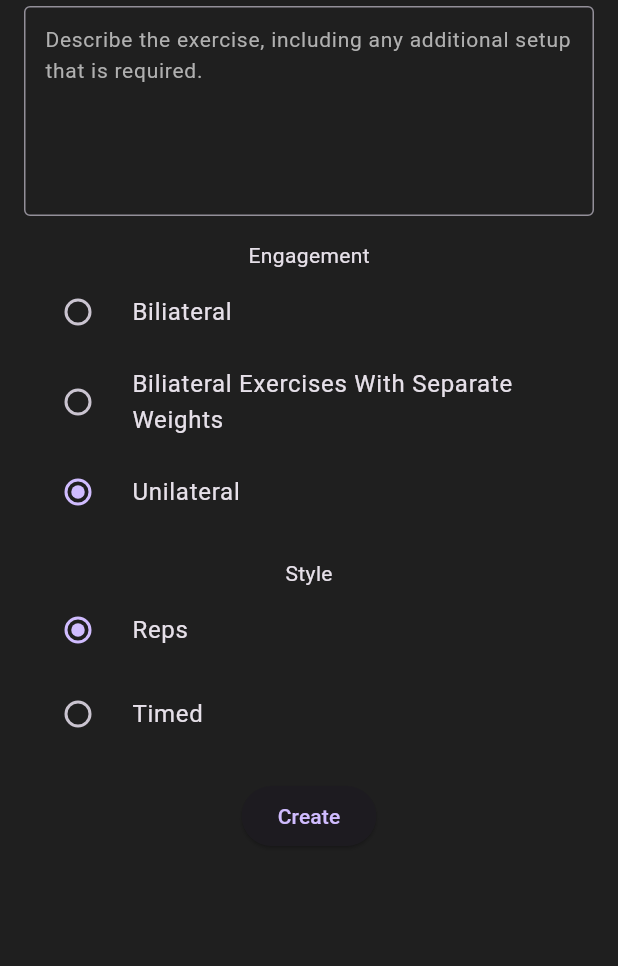
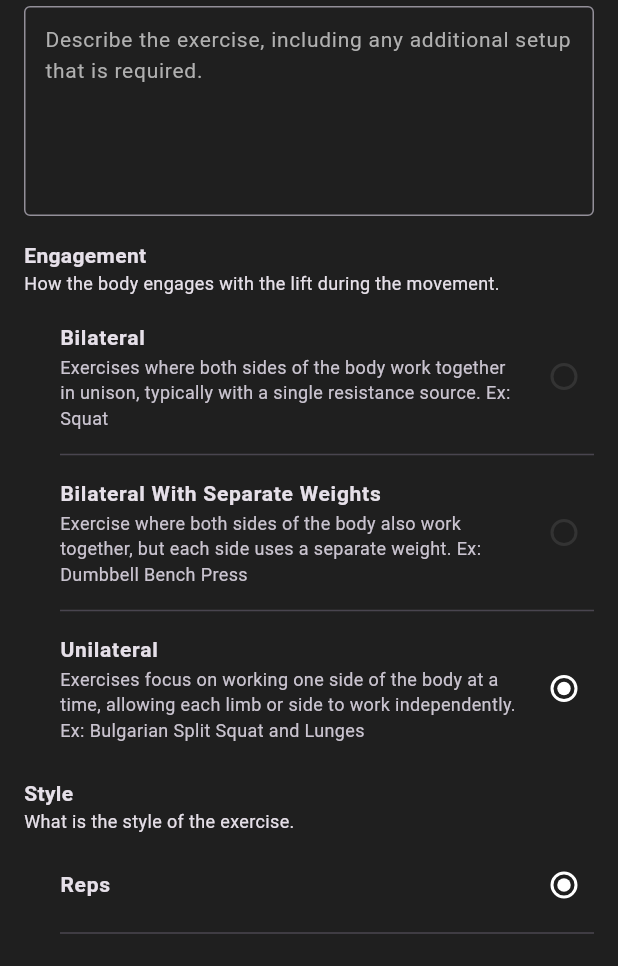
Before and after one commit to MattyD1/flex_workout_logger, a Flutter app: the ExercisesCreateScreen screen opened by its route, after a tap on "Unilateral", on a phone screen of 412 x 824 dp, the part 270-1236 px from its top. Run offline on Flutter 3.47's test engine with Material 3 defaults, Android fonts, the phone set to English and light mode, and no system bars; our stand-ins replace flutter_riverpod, flutter_slidable, fpdart, freezed_annotation, go_router, realm and 1 more; generated files the repository leaves out were written again; statements that could not run were skipped.

Commit message:
Added radio list component

```diff
--- a/lib/features/exercises/domain/entities/exercise_entity.dart
+++ b/lib/features/exercises/domain/entities/exercise_entity.dart
@@ -1,3 +1,4 @@
+import 'package:flex_workout_logger/utils/enum_abstract.dart';
 import 'package:freezed_annotation/freezed_annotation.dart';
 
 part 'exercise_entity.freezed.dart';
@@ -18,22 +19,63 @@ class ExerciseEntity with _$ExerciseEntity {
 }
 
 /// Engagement enum
-enum Engagement {
-  /// Bilateral
-  bilateral,
+enum Engagement implements Enumeration<Engagement> {
+  ///
+  bilateral(
+    name: 'Bilateral',
+    description:
+        'Exercises where both sides of the body work together in unison, typically with a single resistance source. Ex: Squat',
+  ),
 
-  /// Bilateral separate
-  bilateralSeparate,
+  ///
+  bilateralSeparate(
+    name: 'Bilateral With Separate Weights',
+    description:
+        'Exercise where both sides of the body also work together, but each side uses a separate weight. Ex: Dumbbell Bench Press',
+  ),
 
-  /// Unilateral
-  unilateral;
+  ///
+  unilateral(
+    name: 'Unilateral',
+    description:
+        'Exercises focus on working one side of the body at a time, allowing each limb or side to work independently. Ex: Bulgarian Split Squat and Lunges',
+  );
+
+  const Engagement({required this.name, this.description});
+
+  @override
+  final String name;
+
+  @override
+  final String? description;
+
+  @override
+  set name(String name) => name;
+
+  @override
+  set description(String? description) => description;
 }
 
 /// Style enum
-enum Style {
+enum Style implements Enumeration<Style> {
   /// Reps
-  reps,
+  reps(name: 'Reps'),
 
   /// Timed
-  timed;
+  timed(name: 'Timed');
+
+  // ignore: unused_element
+  const Style({required this.name, this.description});
+
+  @override
+  final String name;
+
+  @override
+  final String? description;
+
+  @override
+  set name(String name) => name;
+
+  @override
+  set description(String? description) => description;
 }
--- a/lib/features/exercises/ui/screens/exercises_edit_screen.dart
+++ b/lib/features/exercises/ui/screens/exercises_edit_screen.dart
@@ -36,7 +36,7 @@ class ExercisesEditScreen extends StatelessWidget {
           iconSize: 24,
         ),
         middle: Text(
-          'Edit Exercise $id',
+          'Edit Exercise',
           style: TextStyle(color: context.colorScheme.foreground),
         ),
       ),
--- a/lib/features/exercises/ui/widgets/exercise_create_form.dart
+++ b/lib/features/exercises/ui/widgets/exercise_create_form.dart
@@ -7,6 +7,7 @@ import 'package:flex_workout_logger/features/exercises/domain/validations/exerci
 import 'package:flex_workout_logger/features/exercises/domain/validations/exercise_name.dart';
 import 'package:flex_workout_logger/features/exercises/domain/validations/exercise_style.dart';
 import 'package:flex_workout_logger/utils/ui_extensions.dart';
+import 'package:flex_workout_logger/widgets/ui/radio_list.dart';
 import 'package:flex_workout_logger/widgets/ui/textfield.dart';
 import 'package:flutter/material.dart';
 import 'package:flutter_riverpod/flutter_riverpod.dart';
@@ -61,7 +62,7 @@ class _ExerciseCreateFormState extends ConsumerState<ExerciseCreateForm> {
       key: _formKey,
       autovalidateMode: AutovalidateMode.onUserInteraction,
       child: Column(
-        mainAxisSize: MainAxisSize.min,
+        // mainAxisSize: MainAxisSize.min,
         children: [
           MyTextField(
             label: 'Exercise Name',
@@ -86,54 +87,61 @@ class _ExerciseCreateFormState extends ConsumerState<ExerciseCreateForm> {
             isTextArea: true,
           ),
           const SizedBox(height: AppLayout.defaultPadding),
-          const Text('Engagement'),
-          RadioListTile<Engagement>(
-              title: const Text('Biliateral'),
-              value: Engagement.bilateral,
-              groupValue: _engagement,
-              onChanged: (Engagement? value) {
+          SizedBox(
+            width: double.infinity,
+            child: Column(
+              crossAxisAlignment: CrossAxisAlignment.start,
+              children: [
+                Text(
+                  'Engagement',
+                  style: context.textTheme.label,
+                ),
+                const Text(
+                  'How the body engages with the lift during the movement.',
+                  style: TextStyle(fontSize: 12),
+                ),
+              ],
+            ),
+          ),
+          const SizedBox(height: AppLayout.smallPadding),
+          RadioList<Engagement>(
+            selectedValue: Engagement.bilateral,
+            onSelected: (Engagement? value) {
               setState(() {
                 _engagement = value;
               });
-              }),
-          RadioListTile<Engagement>(
-              title: const Text('Biliateral Exercises With Separate Weights'),
-              value: Engagement.bilateralSeparate,
+            },
+            values: Engagement.values.toList(),
             groupValue: _engagement,
-              onChanged: (Engagement? value) {
-                setState(() {
-                  _engagement = value;
-                });
-              }),
-          RadioListTile<Engagement>(
-              title: const Text('Unilateral'),
-              value: Engagement.unilateral,
-              groupValue: _engagement,
-              onChanged: (Engagement? value) {
-                setState(() {
-                  _engagement = value;
-                });
-              }),
+          ),
           const SizedBox(height: AppLayout.defaultPadding),
-          const Text('Style'),
-          RadioListTile<Style>(
-              title: const Text('Reps'),
-              value: Style.reps,
-              groupValue: _style,
-              onChanged: (Style? value) {
+          SizedBox(
+            width: double.infinity,
+            child: Column(
+              crossAxisAlignment: CrossAxisAlignment.start,
+              children: [
+                Text(
+                  'Style',
+                  style: context.textTheme.label,
+                ),
+                const Text(
+                  'What is the style of the exercise.',
+                  style: TextStyle(fontSize: 12),
+                ),
+              ],
+            ),
+          ),
+          const SizedBox(height: AppLayout.smallPadding),
+          RadioList<Style>(
+            selectedValue: Style.reps,
+            onSelected: (Style? value) {
               setState(() {
                 _style = value;
               });
-              }),
-          RadioListTile<Style>(
-              title: const Text('Timed'),
-              value: Style.timed,
+            },
+            values: Style.values.toList(),
             groupValue: _style,
-              onChanged: (Style? value) {
-                setState(() {
-                  _style = value;
-                });
-              }),
+          ),
           const SizedBox(height: AppLayout.defaultPadding),
           ElevatedButton(
             onPressed: isLoading
@@ -148,10 +156,13 @@ class _ExerciseCreateFormState extends ConsumerState<ExerciseCreateForm> {
                     ref.read(exercisesCreateControllerProvider.notifier).handle(
                           _name!,
                           _description,
-                        ExerciseEngagement(_engagement ?? Engagement.bilateral),
-                        ExerciseStyle(_style ??
-                            Style
-                                .reps)); // FIX: engagement should not be hardcoded
+                          ExerciseEngagement(
+                            _engagement ?? Engagement.bilateral,
+                          ),
+                          ExerciseStyle(
+                            _style ?? Style.reps,
+                          ),
+                        ); // FIX: engagement should not be hardcoded
                   },
             child: isLoading
                 ? const CircularProgressIndicator()
--- /dev/null
+++ b/lib/utils/enum_abstract.dart
@@ -0,0 +1,4 @@
+abstract interface class Enumeration<T extends Enum> {
+  late String name;
+  String? description;
+}
--- a/lib/widgets/icon_text_button.dart
+++ b/lib/widgets/icon_text_button.dart
@@ -1,5 +1,4 @@
 import 'package:flex_workout_logger/utils/ui_extensions.dart';
-import 'package:flutter/cupertino.dart';
 import 'package:flutter/material.dart';
 
 ///
--- /dev/null
+++ b/lib/widgets/ui/radio_list.dart
@@ -0,0 +1,75 @@
+import 'package:flex_workout_logger/config/theme/app_layout.dart';
+import 'package:flex_workout_logger/utils/enum_abstract.dart';
+import 'package:flex_workout_logger/utils/ui_extensions.dart';
+import 'package:flutter/material.dart';
+
+///
+class RadioList<T extends Enumeration<Enum>> extends StatelessWidget {
+  ///
+  const RadioList({
+    required this.selectedValue,
+    required this.onSelected,
+    required this.values,
+    required this.groupValue,
+    super.key,
+  });
+
+  /// The enum values to display
+  final List<T> values;
+
+  /// The currently selected value
+  final T? selectedValue;
+
+  /// Group value
+  final T? groupValue;
+
+  /// The callback when a value is selected
+  final ValueChanged<T?> onSelected;
+
+  @override
+  Widget build(BuildContext context) {
+    return Column(
+      children: [
+        ...values.map(
+          (e) => Column(
+            children: [
+              RadioListTile(
+                title: Text(
+                  e.name,
+                  style: context.textTheme.bodyMedium.copyWith(
+                    fontWeight: FontWeight.w600,
+                  ),
+                ),
+                subtitle: e.description != null
+                    ? Text(
+                        e.description!,
+                        style: context.textTheme.bodySmall,
+                      )
+                    : null,
+                value: e,
+                groupValue: groupValue,
+                onChanged: onSelected,
+                fillColor: MaterialStateColor.resolveWith(
+                  (states) {
+                    return states.contains(MaterialState.selected)
+                        ? context.colorScheme.foreground
+                        : context.colorScheme.muted;
+                  },
+                ),
+                controlAffinity: ListTileControlAffinity.trailing,
+                contentPadding:
+                    const EdgeInsets.only(left: AppLayout.largePadding),
+                visualDensity: VisualDensity.compact,
+                focusNode: FocusNode(),
+              ),
+              if (e != values[values.length - 1])
+                const Divider(
+                  indent: AppLayout.largePadding,
+                ),
+            ],
+          ),
+        ),
+      ],
+    );
+  }
+}
--- a/lib/widgets/ui/textfield.dart
+++ b/lib/widgets/ui/textfield.dart
@@ -1,6 +1,5 @@
 import 'package:flex_workout_logger/config/theme/app_layout.dart';
 import 'package:flex_workout_logger/utils/ui_extensions.dart';
-import 'package:flutter/cupertino.dart';
 import 'package:flutter/material.dart';
 
 /// Custom text field
```
Also changed, not shown: lib/features/exercises/ui/widgets/exercise_edit_form.dart (+54 -49 lines). Lines whose indentation alone changed are shown as unchanged.
